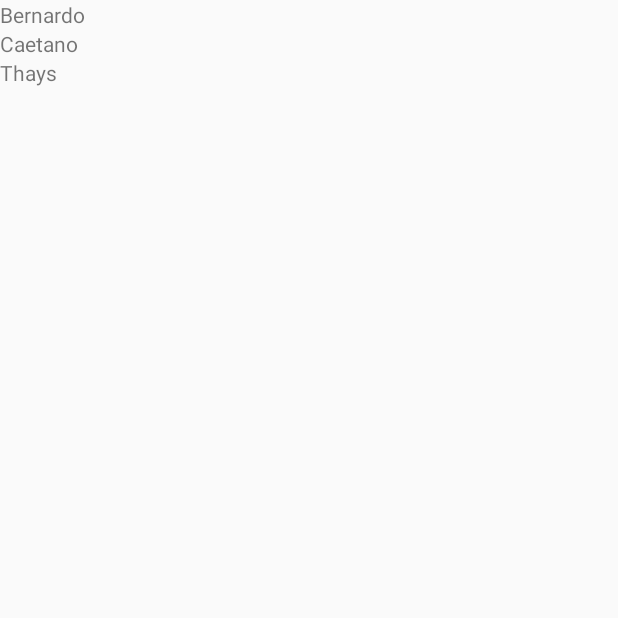
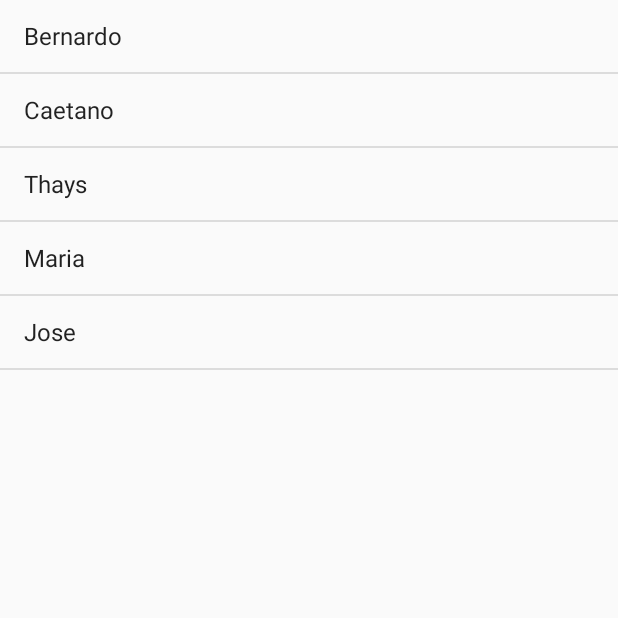
Before and after one commit to jcbeuker/Alura-Android-Agenda, an Android app: the screen it shows after launch (MainActivity), on a phone screen of 412 x 824 dp, the top half of it. Before the commit the part shown is almost empty. Run offline under Robolectric (Android 15) with nearby library versions, the phone set to English and light mode, and no system bars.

Commit message:
Aula 2 - Utilizando AdapterViews para coleções de views.

```diff
--- a/app/src/main/java/com/example/agenda/MainActivity.java
+++ b/app/src/main/java/com/example/agenda/MainActivity.java
@@ -2,6 +2,8 @@ package com.example.agenda;
 
 import android.app.Activity;
 import android.os.Bundle;
+import android.widget.ArrayAdapter;
+import android.widget.ListView;
 import android.widget.TextView;
 import android.widget.Toast;
 
@@ -18,12 +20,8 @@ public class MainActivity extends Activity {
         super.onCreate(savedInstanceState);
         setContentView(R.layout.activity_main);
         List<String> alunos = new ArrayList<>(
-                Arrays.asList("Bernardo", "Caetano", "Thays"));
-                TextView aluno1 = findViewById(R.id.textView);
-                TextView aluno2 = findViewById(R.id.textView2);
-                TextView aluno3 = findViewById(R.id.textView3);
-                aluno1.setText(alunos.get(0));
-                aluno2.setText(alunos.get(1));
-                aluno3.setText(alunos.get(2));
+                Arrays.asList("Bernardo", "Caetano", "Thays", "Maria", "Jose"));
+              ListView listaDeAlunos =  findViewById(R.id.activity_main_lista_de_alunos);
+              listaDeAlunos.setAdapter(new ArrayAdapter<>(this, android.R.layout.simple_list_item_1, alunos));
     }
 }
--- a/app/src/main/res/layout/activity_main.xml
+++ b/app/src/main/res/layout/activity_main.xml
@@ -4,21 +4,8 @@
     android:orientation="vertical" android:layout_width="match_parent"
     android:layout_height="match_parent">
 
-    <TextView
-        android:id="@+id/textView"
+    <ListView
+        android:id="@+id/activity_main_lista_de_alunos"
         android:layout_width="match_parent"
-        android:layout_height="wrap_content"
-        android:text="Caetano" />
-
-    <TextView
-        android:id="@+id/textView2"
-        android:layout_width="match_parent"
-        android:layout_height="wrap_content"
-        android:text="TextView" />
-
-    <TextView
-        android:id="@+id/textView3"
-        android:layout_width="match_parent"
-        android:layout_height="wrap_content"
-        android:text="TextView" />
+        android:layout_height="match_parent" />
 </LinearLayout>
```
